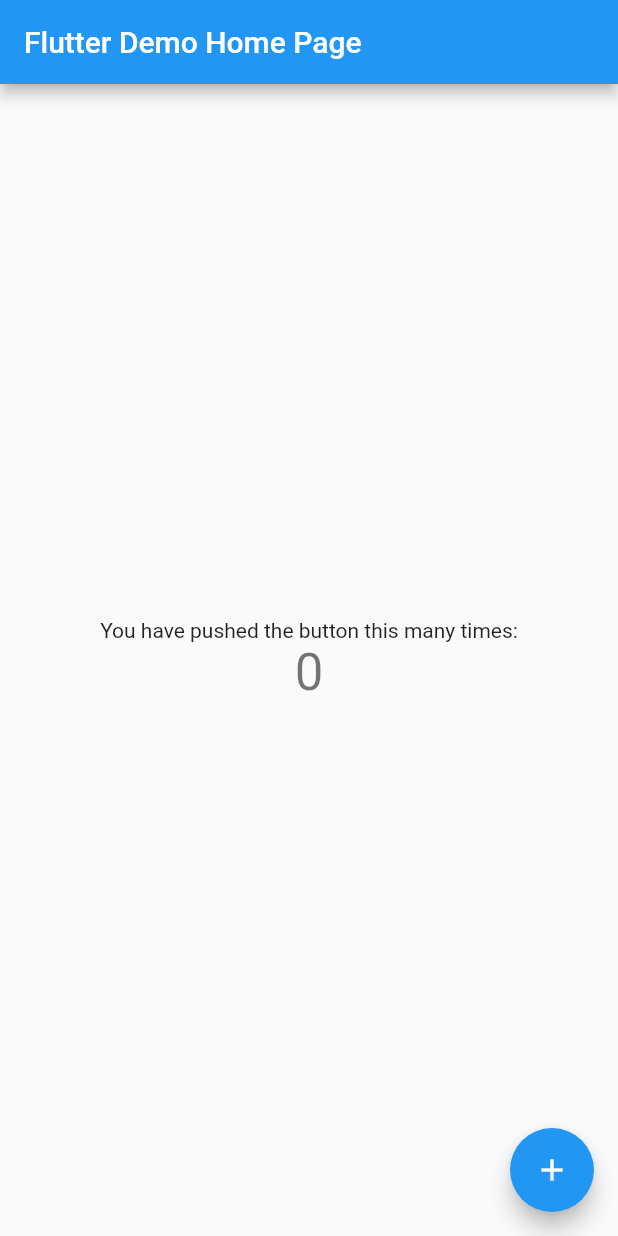
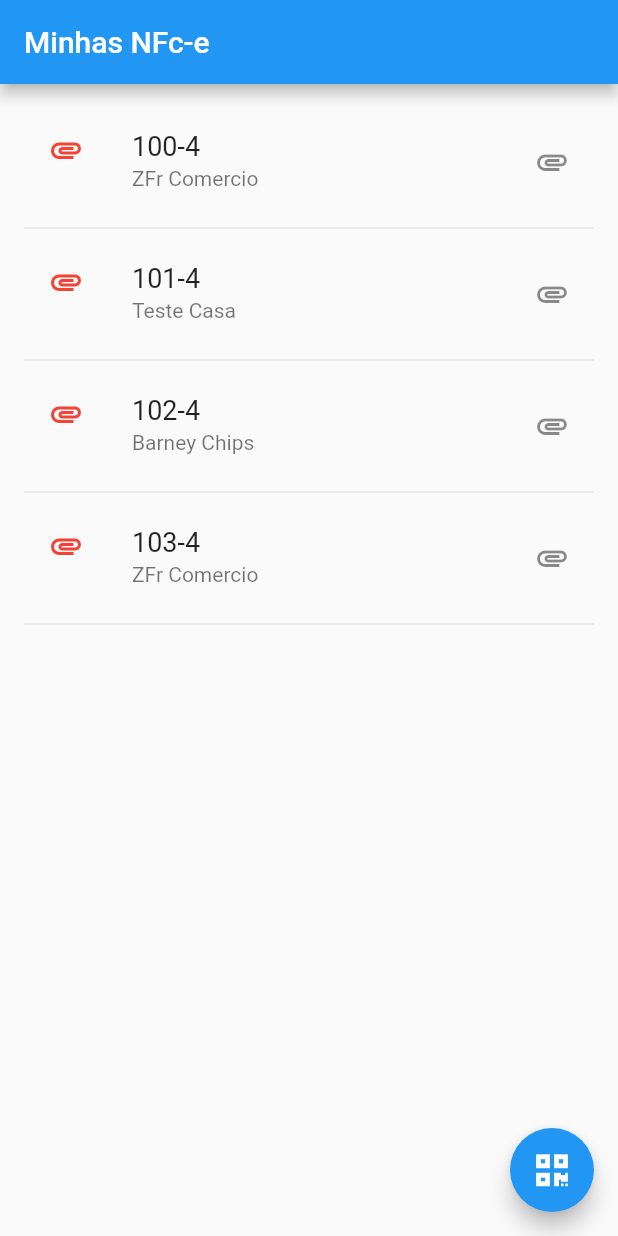
Before and after one commit to vitordm/Flutter.MinhasNFce, a Flutter app: the screen it shows after launch, on a phone screen of 412 x 824 dp. Run offline on Flutter 3.47's test engine with Material 2 defaults, Android fonts, the phone set to English and light mode, and no system bars; our stand-ins replace font_awesome_flutter.

Commit message:
inicio das paginas

```diff
--- a/lib/src/app.dart
+++ b/lib/src/app.dart
@@ -0,0 +1,13 @@
+import 'package:flutter/material.dart';
+import './ui/lista_nfce.dart';
+
+class App extends StatelessWidget {
+  @override
+  Widget build(BuildContext context) {
+    return MaterialApp(
+      theme: ThemeData(primarySwatch: Colors.blue),
+      initialRoute: '/',
+      routes: {'/': (context) => ListaNfce(key: key)},
+    );
+  }
+}
--- /dev/null
+++ b/lib/src/models/nfce.dart
@@ -0,0 +1,79 @@
+import 'nfce_comercio.dart';
+import 'nfce_item.dart';
+
+class NFce {
+  int id;
+  int numero;
+  int serie;
+  DateTime dataNfce;
+  double valorTotal;
+  double valorDescontos;
+  String formaPagamento;
+  double valorPago;
+  bool consumidorIdentificado;
+  String documentoConsumidor;
+  int comercioId;
+
+  String get numeroSerie => "$numero-$serie";
+
+  NFceComercio comercio;
+
+  final itens = List<NFceItem>();
+
+  NFce(this.id, this.numero, this.serie);
+
+  NFce.fromMap(Map<String, dynamic> map) {
+    id = map['id'];
+    numero = map['numero'];
+    serie = map['serie'];
+    dataNfce = DateTime.parse(map['data_nfce']);
+    valorTotal = map['valor_total'];
+    valorDescontos = map['valor_descontos'];
+    formaPagamento = map['forma_pagamento'];
+    valorPago = map['valor_pago'];
+    consumidorIdentificado = map['consumidor_identificado'];
+    documentoConsumidor = map['documento_consumidor'];
+    comercioId = map['comercio_id'];
+
+    var comercioMap = map['comercio'];
+    if (comercio != null) {
+      comercio = NFceComercio.fromMap(comercioMap);
+    }
+
+    var itensList = map['itens'] as List<Map<String, dynamic>>;
+    if (itensList != null && itensList.length > 0) {
+      this.itens.addAll(itensList.map((item) => NFceItem.fromMap(item)));
+    }
+  }
+
+  NFce resolveSomething(NFceComercio nfceComercio) {
+    this.comercio = nfceComercio;
+    return this;
+  }
+
+  Map<String, dynamic> toMap() {
+    var map = Map<String, dynamic>();
+    map['id'] = id;
+    map['numero'] = numero;
+    map['serie'] = serie;
+    map['data_nfce'] = dataNfce?.toIso8601String();
+    map['valor_total'] = valorTotal;
+    map['valor_descontos'] = valorDescontos;
+    map['forma_pagamento'] = formaPagamento;
+    map['valor_pago'] = valorPago;
+    map['consumidor_identificado'] = consumidorIdentificado;
+    map['documento_consumidor'] = documentoConsumidor;
+    map['comercio_id'] = comercioId;
+
+    if (comercio != null) {
+      map['comercio'] = comercio.toMap();
+    }
+
+    if (itens.length > 0) {
+      List<Map<String, dynamic>> itensMap = itens.map((item) => item.toMap());
+      map['itens'] = itensMap;
+    }
+
+    return map;
+  }
+}
--- /dev/null
+++ b/lib/src/models/nfce_comercio.dart
@@ -0,0 +1,32 @@
+class NFceComercio {
+  int id;
+  String razaoSocial;
+  String cnpj;
+  String ie;
+  String endereco;
+
+  NFceComercio.withRazaoSocial(this.razaoSocial, [this.cnpj]);
+  NFceComercio.withCnpj(this.cnpj, [this.razaoSocial]);
+  NFceComercio.fromMap(Map<String, dynamic> map) {
+    id = map['id'];
+    razaoSocial = map['razao_social'];
+    cnpj = map['cnpj'];
+    ie = map['ie'];
+    endereco = map['endereco'];
+  }
+
+  @override
+  String toString() {
+    return razaoSocial;
+  }
+
+  toMap() {
+    var map = Map<String, dynamic>();
+    map['id'] = id;
+    map['razao_social'] = razaoSocial;
+    map['cnpj'] = cnpj;
+    map['ie'] = ie;
+    map['endereco'] = endereco;
+    return map;
+  }
+}
--- /dev/null
+++ b/lib/src/models/nfce_item.dart
@@ -0,0 +1,34 @@
+class NFceItem {
+  int id;
+  String codigo;
+  String descricao;
+  double qtde;
+  String un;
+  double valorUnitario;
+  double valorTotal;
+  int nfceId;
+
+  NFceItem.fromMap(Map<String, dynamic> map) {
+    id = map['id'];
+    codigo = map['codigo'];
+    descricao = map['descricao'];
+    qtde = map['qtde'];
+    un = map['un'];
+    valorUnitario = map['valor_unitario'];
+    valorTotal = map['valor_total'];
+    nfceId = map['nfce_id'];
+  }
+
+  toMap() {
+    var map = new Map<String, dynamic>();
+    map['id'] = id;
+    map['codigo'] = codigo;
+    map['descricao'] = descricao;
+    map['qtde'] = qtde;
+    map['un'] = un;
+    map['valor_unitario'] = valorUnitario;
+    map['valor_total'] = valorTotal;
+    map['nfce_id'] = nfceId;
+    return map;
+  }
+}
--- /dev/null
+++ b/lib/src/ui/lista_nfce.dart
@@ -0,0 +1,74 @@
+import 'package:flutter/material.dart';
+import 'package:font_awesome_flutter/font_awesome_flutter.dart';
+import '../models/nfce.dart';
+import '../models/nfce_comercio.dart';
+
+class ListaNfce extends StatefulWidget {
+  final title = "Minhas NFc-e";
+  final List<NFce> nfces = List.from([
+    NFce(1, 100, 4).resolveSomething(
+        NFceComercio.withRazaoSocial('ZFr Comercio', '00.000.000/0001-88')),
+    NFce(1, 101, 4).resolveSomething(
+        NFceComercio.withRazaoSocial('Teste Casa', '00.000.000/0002-88')),
+    NFce(1, 102, 4).resolveSomething(
+        NFceComercio.withRazaoSocial('Barney Chips', '00.000.000/0003-88')),
+    NFce(1, 103, 4).resolveSomething(
+        NFceComercio.withRazaoSocial('ZFr Comercio', '00.000.000/0001-88')),
+  ]);
+
+  ListaNfce({Key key}) : super(key: key);
+
+  _ListaNfceState createState() => _ListaNfceState();
+}
+
+class _ListaNfceState extends State<ListaNfce> {
+  final _biggerFont = const TextStyle(fontSize: 18.0);
+
+  @override
+  Widget build(BuildContext context) {
+    return Scaffold(
+      appBar: AppBar(
+        title: Text(widget.title),
+      ),
+      body: _buildList(),
+      floatingActionButton: FloatingActionButton(
+        onPressed: () => {},
+        tooltip: 'Nova NFc-e',
+        child: Icon(FontAwesomeIcons.qrcode),
+      ),
+    );
+  }
+
+  _buildList() {
+    return ListView.builder(
+      padding: const EdgeInsets.all(16.0),
+      itemBuilder: (context, i) {
+        if (i.isOdd) return Divider();
+        final index = i ~/ 2;
+        if (index >= widget.nfces.length) {
+          return null;
+        }
+
+        return _buildRow(widget.nfces[index]);
+      },
+    );
+  }
+
+  _buildRow(NFce nfc) {
+    return ListTile(
+      title: Text(
+        nfc.numeroSerie,
+        style: _biggerFont,
+      ),
+      subtitle: Text(nfc.comercio.toString()),
+      trailing: new Icon(Icons.attachment),
+      leading: new Icon(
+        Icons.attachment,
+        color: Colors.red,
+      ),
+      onTap: () {
+        setState(() {});
+      },
+    );
+  }
+}
```
Also changed, not shown: inject_generator.build.yaml (added, +13 -0 lines), lib/main.dart (+9 -0 lines), lib/src/models/qr_code.dart (added, +34 -0 lines), pubspec.yaml (+12 -1 lines), pubspec.lock, 1 other file.
